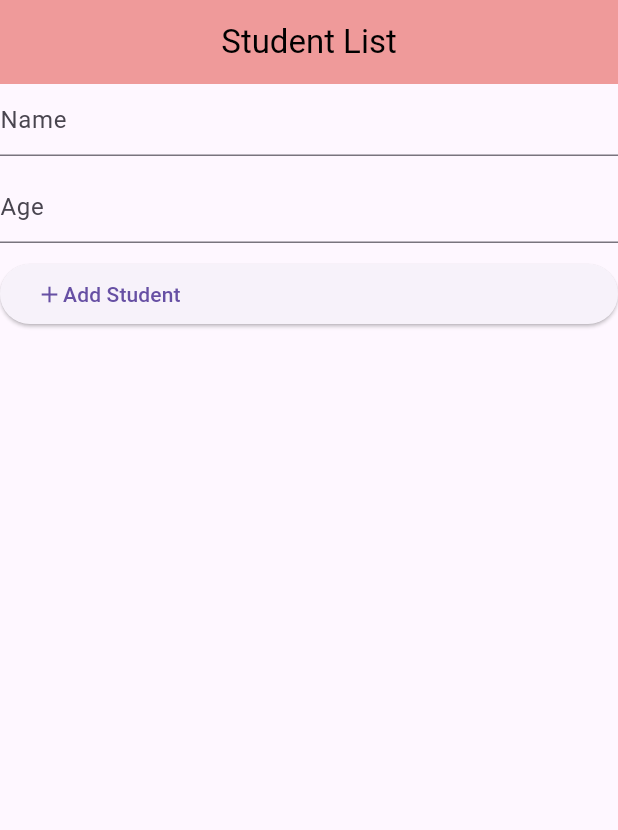
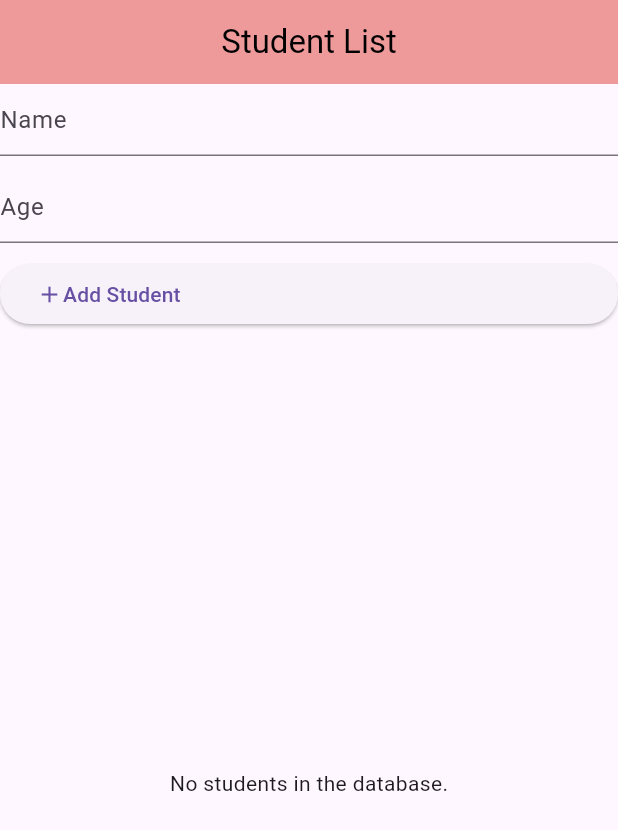
Before and after one commit to sreelakshmi2312/SQFlite, a Flutter app: the screen it shows after launch, after a tap on "Add Student", on a phone screen of 412 x 824 dp. Shown: the top 830 px of the screen. Run offline on Flutter 3.47's test engine with Material 3 defaults, Android fonts, the phone set to English and light mode, and no system bars; our stand-ins replace sqflite; accounts and stored records are empty.

Commit message:
Created:model for database

```diff
--- a/lib/Screens/HomePage.dart
+++ b/lib/Screens/HomePage.dart
@@ -1,16 +1,30 @@
 import 'package:flutter/material.dart';
 import 'package:flutter/widgets.dart';
 import 'package:sqlite/Models/listModel.dart';
+import 'package:sqlite/Screens/databasehelp.dart';
 
-class MyHomePage extends StatelessWidget {
-  const MyHomePage({super.key});
+
+class MyHomePage extends StatefulWidget {
 
   @override
+  State<MyHomePage> createState() => _MyHomePageState();
+}
+
+class _MyHomePageState extends State<MyHomePage> {
+  @override
   Widget build(BuildContext context) {
-    final GlobalKey<FormState> _formKey = GlobalKey<FormState>();
     TextEditingController _namecontroller=TextEditingController();
     TextEditingController _agecontroller=TextEditingController();
-
+    DatabaseHelper databasehelper=DatabaseHelper();
+    _init() async{
+    databasehelper.open();
+    databasehelper.getStudents();
+    }
+    @override
+     void initState() async{
+      super.initState();
+       await _init();
+      }
     return Scaffold(
       appBar: AppBar(
         title:Text('Student List',style:TextStyle(color: Colors.black)),
@@ -55,28 +69,41 @@ class MyHomePage extends StatelessWidget {
                 },
               ),
               SizedBox(height:10),
-              ElevatedButton(onPressed:(){
+              ElevatedButton(onPressed:()async{
                 final String name=_namecontroller.text;
                 final String age=_agecontroller.text;
                 StudentModel student=StudentModel(name: name, age: age);
-
-
-
-
-              },
+                await databasehelper.insertStudent(student);
+                _namecontroller.clear();
+                _agecontroller.clear();
+                },
               child:Row(children: [
                 Icon(Icons.add),
                 Text('Add Student')
               ],),),
               Expanded(
-                child: ListView.builder( //need to give item count
-                  itemBuilder: ((context, index){
+                 child: ValueListenableBuilder<List<StudentModel>>(
+                 valueListenable: databasehelper.studentlist,
+                 builder: (context, students, _) {
+                 if (students.isEmpty) {
+                 return Center(child: Text('No students in the database.'));
+                 }
+                 return ListView.builder(
+                 itemCount: students.length,
+                 itemBuilder: (context, index) {
+              final StudentModel student = students[index];
+              return ListTile(
+              title: Text(student.name),
+              subtitle: Text('Age: ${student.age}'),
+            );
+              },
+                 );
+                 },
+                 ),
+            ),
+      ],
+      ),
+    );
 
-                  } )
-              ),
-              ),
-      ],
-      )
-    );
   }
 }
--- /dev/null
+++ b/lib/Screens/databasehelp.dart
@@ -0,0 +1,35 @@
+import 'package:flutter/material.dart';
+import 'package:sqflite/sqflite.dart';
+import 'package:path/path.dart';
+import 'dart:async';
+
+import 'package:sqlite/Models/listModel.dart';
+
+class DatabaseHelper{
+
+  late Database _db;
+  final ValueNotifier<List<StudentModel>> studentlist=ValueNotifier<List<StudentModel>>([]);
+
+  Future <void> open() async{
+   _db= await openDatabase(
+    join(await getDatabasesPath(),'student_database.db'),
+    onCreate: ((db, version) {
+      return db.execute('CREATE TABLE students(id INTEGER PRIMARY KEY, name TEXT , age TEXT)');
+    }
+    ),
+    version:1,
+   );
+  }
+
+  Future<void> insertStudent(StudentModel student) async{
+    await _db.insert('students',student.toMap());
+    await getStudents();
+    }
+
+  Future<List<StudentModel>> getStudents() async {
+  final List<Map<String, dynamic>> map = await _db.query('students');
+  return List.generate(map.length, (i) {
+  return StudentModel.fromMap(map[i]);});
+}
+
+}
```
